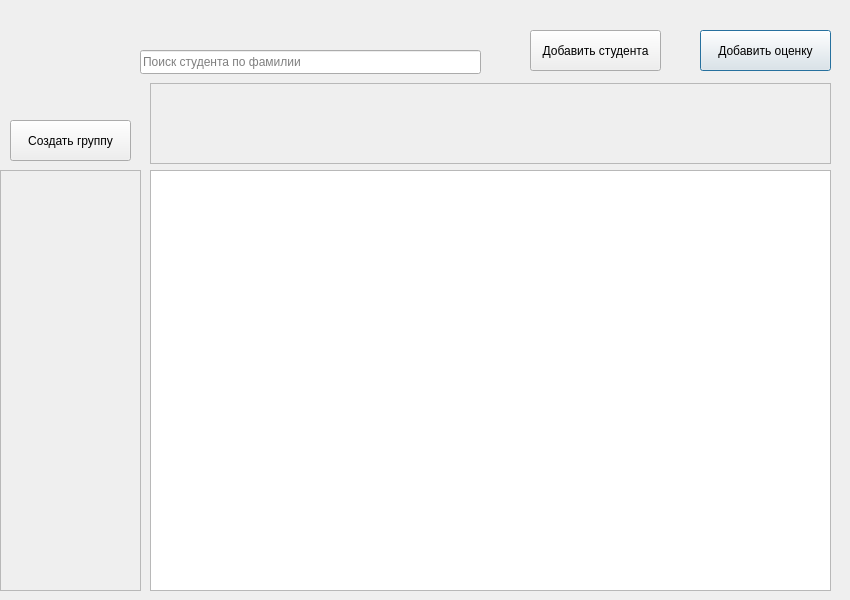
Before: the Qt Designer form mainwindow.ui in alpha4vit/polya-el-diary, drawn with Qt 5.
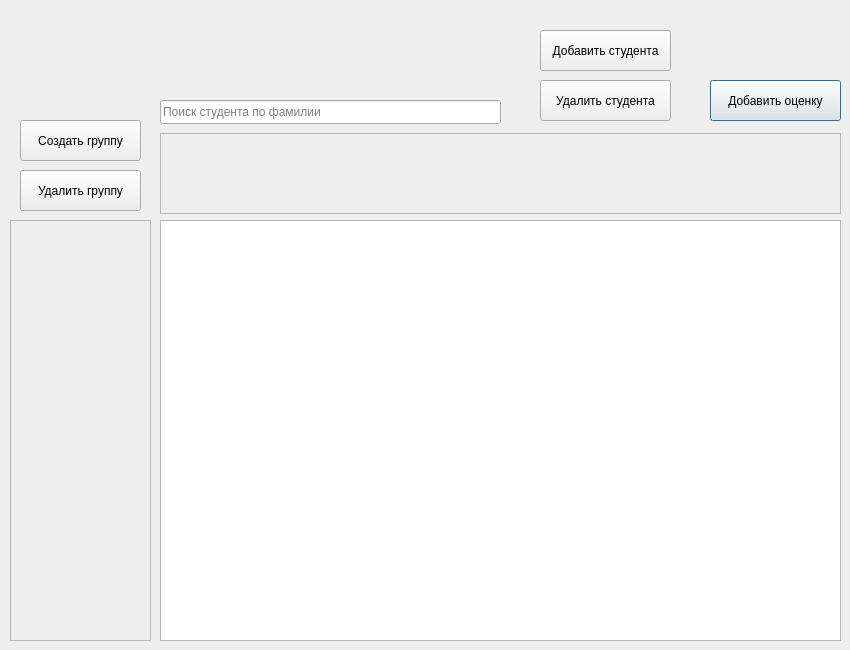
After: the same form once the commit is applied.

Commit message: student delete implemented

Patch:
```diff
--- a/mainwindow.ui
+++ b/mainwindow.ui
@@ -7,19 +7,19 @@
     <x>0</x>
     <y>0</y>
     <width>850</width>
-    <height>600</height>
+    <height>650</height>
    </rect>
   </property>
   <property name="minimumSize">
    <size>
     <width>850</width>
-    <height>600</height>
+    <height>650</height>
    </size>
   </property>
   <property name="maximumSize">
    <size>
     <width>850</width>
-    <height>600</height>
+    <height>650</height>
    </size>
   </property>
   <property name="windowTitle">
@@ -28,8 +28,8 @@
   <widget class="QPushButton" name="grade_create_button">
    <property name="geometry">
     <rect>
-     <x>700</x>
-     <y>30</y>
+     <x>710</x>
+     <y>80</y>
      <width>131</width>
      <height>41</height>
     </rect>
@@ -41,8 +41,8 @@
   <widget class="QScrollArea" name="group_menu">
    <property name="geometry">
     <rect>
-     <x>0</x>
-     <y>170</y>
+     <x>10</x>
+     <y>220</y>
      <width>141</width>
      <height>421</height>
     </rect>
@@ -74,8 +74,8 @@
   <widget class="QTableView" name="tableView">
    <property name="geometry">
     <rect>
-     <x>150</x>
-     <y>170</y>
+     <x>160</x>
+     <y>220</y>
      <width>681</width>
      <height>421</height>
     </rect>
@@ -84,8 +84,8 @@
   <widget class="QScrollArea" name="subject_menu">
    <property name="geometry">
     <rect>
-     <x>150</x>
-     <y>83</y>
+     <x>160</x>
+     <y>133</y>
      <width>681</width>
      <height>81</height>
     </rect>
@@ -108,8 +108,8 @@
   <widget class="QLineEdit" name="search_input">
    <property name="geometry">
     <rect>
-     <x>140</x>
-     <y>50</y>
+     <x>160</x>
+     <y>100</y>
      <width>341</width>
      <height>24</height>
     </rect>
@@ -124,7 +124,7 @@
   <widget class="QPushButton" name="group_create_button">
    <property name="geometry">
     <rect>
-     <x>10</x>
+     <x>20</x>
      <y>120</y>
      <width>121</width>
      <height>41</height>
@@ -137,7 +137,7 @@
   <widget class="QPushButton" name="student_create_button">
    <property name="geometry">
     <rect>
-     <x>530</x>
+     <x>540</x>
      <y>30</y>
      <width>131</width>
      <height>41</height>
@@ -147,6 +147,32 @@
     <string>Добавить студента</string>
    </property>
   </widget>
+  <widget class="QPushButton" name="student_delete_button">
+   <property name="geometry">
+    <rect>
+     <x>540</x>
+     <y>80</y>
+     <width>131</width>
+     <height>41</height>
+    </rect>
+   </property>
+   <property name="text">
+    <string>Удалить студента</string>
+   </property>
+  </widget>
+  <widget class="QPushButton" name="group_delete_button">
+   <property name="geometry">
+    <rect>
+     <x>20</x>
+     <y>170</y>
+     <width>121</width>
+     <height>41</height>
+    </rect>
+   </property>
+   <property name="text">
+    <string>Удалить группу</string>
+   </property>
+  </widget>
  </widget>
  <resources/>
  <connections/>
```
The commit also changes 14 other files.
